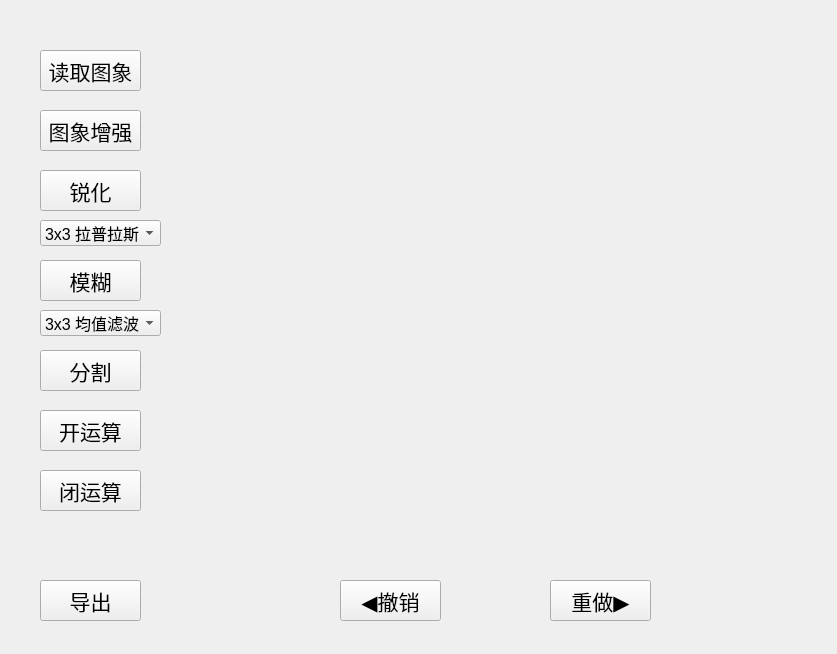
First picture: the form in Widget.ui, repository LongLong208/PACS, before the edit.
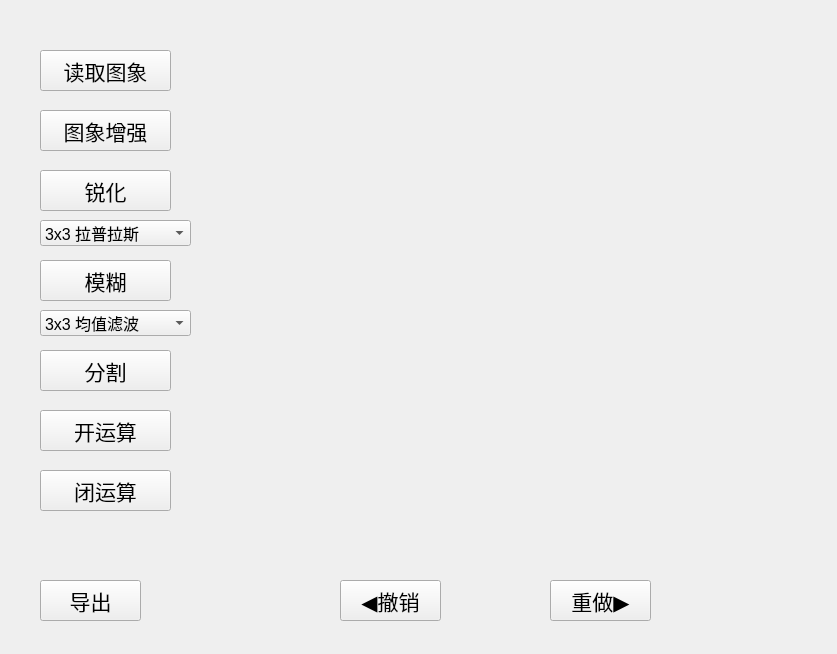
Second picture: the form after the edit.

Diff of the .ui file:
```diff
--- a/Widget.ui
+++ b/Widget.ui
@@ -18,7 +18,7 @@
     <rect>
      <x>40</x>
      <y>50</y>
-     <width>101</width>
+     <width>131</width>
      <height>41</height>
     </rect>
    </property>
@@ -50,7 +50,7 @@
     <rect>
      <x>40</x>
      <y>110</y>
-     <width>101</width>
+     <width>131</width>
      <height>41</height>
     </rect>
    </property>
@@ -105,7 +105,7 @@
     <rect>
      <x>40</x>
      <y>170</y>
-     <width>101</width>
+     <width>131</width>
      <height>41</height>
     </rect>
    </property>
@@ -124,7 +124,7 @@
     <rect>
      <x>40</x>
      <y>220</y>
-     <width>121</width>
+     <width>151</width>
      <height>26</height>
     </rect>
    </property>
@@ -149,7 +149,7 @@
     <rect>
      <x>40</x>
      <y>260</y>
-     <width>101</width>
+     <width>131</width>
      <height>41</height>
     </rect>
    </property>
@@ -168,7 +168,7 @@
     <rect>
      <x>40</x>
      <y>310</y>
-     <width>121</width>
+     <width>151</width>
      <height>26</height>
     </rect>
    </property>
@@ -203,7 +203,7 @@
     <rect>
      <x>40</x>
      <y>350</y>
-     <width>101</width>
+     <width>131</width>
      <height>41</height>
     </rect>
    </property>
@@ -222,7 +222,7 @@
     <rect>
      <x>40</x>
      <y>410</y>
-     <width>101</width>
+     <width>131</width>
      <height>41</height>
     </rect>
    </property>
@@ -241,7 +241,7 @@
     <rect>
      <x>40</x>
      <y>470</y>
-     <width>101</width>
+     <width>131</width>
      <height>41</height>
     </rect>
    </property>
```
